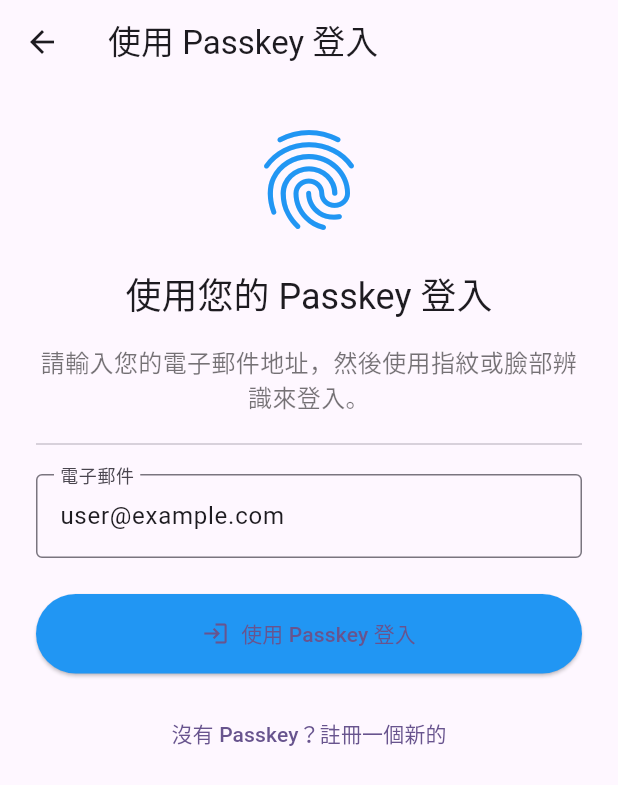
After one commit to HiDomesticCat/YummYYummY, a Flutter app: the screen it shows after launch, after a tap on "使用 Passkey 登入", on a phone screen of 412 x 824 dp. The commit adds this screen. Shown: the top 785 px of the screen. Run offline on Flutter 3.47's test engine with Material 3 defaults, Android fonts, the phone set to English and light mode, and no system bars; our stand-ins replace camera, flutter_riverpod, geolocator, permission_handler, shared_preferences; missing offline and left inert: app_device_integrity, passkeys; network calls fail.

Commit message:
finished poc demo

```diff
--- a/lib/main.dart
+++ b/lib/main.dart
@@ -2,6 +2,7 @@ import 'package:flutter/material.dart';
 import 'package:flutter_riverpod/flutter_riverpod.dart';
 import 'package:logging/logging.dart';
 import 'package:sample_capture_app/src/presentation/screens/auth_screen.dart';
+import 'package:sample_capture_app/src/presentation/screens/login_screen.dart';
 
 import 'src/presentation/screens/home_page.dart';
 import 'src/presentation/screens/camera_screen.dart';
@@ -38,8 +39,9 @@ class MyApp extends StatelessWidget {
         '/': (context) => const HomePage(),
         '/camera': (context) => const CameraScreen(),
         '/result': (context) => const ResultScreen(),
-        // 【新增】註冊 Passkey 頁面的路由
+        // Passkey 註冊和登入頁面的路由
         '/auth': (context) => const AuthScreen(),
+        '/login': (context) => const LoginScreen(),
       },
     );
   }
--- a/lib/src/application/capture/capture_provider.dart
+++ b/lib/src/application/capture/capture_provider.dart
@@ -9,6 +9,7 @@ import '../../services/image_service.dart';
 import '../../services/location_service.dart';
 import '../../services/native_bridge_service.dart';
 import '../../services/passkey_service.dart';
+import '../../services/user_service.dart';
 import 'capture_provider_state.dart';
 
 class CaptureNotifier extends StateNotifier<CaptureProviderState> {
@@ -46,10 +47,14 @@ class CaptureNotifier extends StateNotifier<CaptureProviderState> {
         throw Exception('從後端收到的挑戰物件格式不正確，期望 Map<String, dynamic>。');
       }
 
+      // 獲取當前用戶的電子郵件
+      final userService = _ref.read(userServiceProvider);
+      final userEmail = userService.currentEmail ?? 'user@example.com';
+
       final authResults = await Future.wait([
-        // 使用新的 PasskeyService API
+        // 使用用戶的電子郵件進行 Passkey 驗證
         _ref.read(passkeyServiceProvider).authenticate(
-          email: 'user@example.com',  // 使用一個默認的 email，或者從應用程序狀態中獲取
+          email: userEmail,
         ),
         // AttestationService 調用
         _ref.read(attestationServiceProvider).getAttestationToken(nonce: nonce),
--- a/lib/src/presentation/screens/home_page.dart
+++ b/lib/src/presentation/screens/home_page.dart
@@ -1,15 +1,33 @@
 import 'package:flutter/material.dart';
+import 'package:flutter_riverpod/flutter_riverpod.dart';
+import '../../services/user_service.dart';
 
 /// 應用程式的入口畫面。
-class HomePage extends StatelessWidget {
+class HomePage extends ConsumerWidget {
   const HomePage({super.key});
 
   @override
-  Widget build(BuildContext context) {
+  Widget build(BuildContext context, WidgetRef ref) {
+    // 獲取用戶的身份驗證狀態
+    final userService = ref.watch(userServiceProvider);
+    final isAuthenticated = userService.isAuthenticated;
+    final userEmail = userService.currentEmail;
     return Scaffold(
       appBar: AppBar(
         title: const Text('安全數據捕獲 PoC'),
         backgroundColor: Theme.of(context).colorScheme.inversePrimary,
+        actions: [
+          if (isAuthenticated)
+            IconButton(
+              icon: const Icon(Icons.logout),
+              tooltip: '登出',
+              onPressed: () async {
+                await ref.read(userServiceProvider).logout();
+                // 強制重建 UI
+                ref.invalidate(userServiceProvider);
+              },
+            ),
+        ],
       ),
       body: Center(
         child: Column(
@@ -21,13 +39,17 @@ class HomePage extends StatelessWidget {
               color: Colors.deepPurple,
             ),
             const SizedBox(height: 20),
-            const Text(
-              '歡迎使用高可信度數據採集前端',
-              style: TextStyle(fontSize: 18),
+            Text(
+              isAuthenticated
+                  ? '歡迎回來，${userEmail ?? "用戶"}'
+                  : '歡迎使用高可信度數據採集前端',
+              style: const TextStyle(fontSize: 18),
+              textAlign: TextAlign.center,
             ),
             const SizedBox(height: 40),
 
-            // 主要功能：開始拍照捕獲
+            if (isAuthenticated) ...[
+              // 已登入用戶：顯示拍照捕獲按鈕
               ElevatedButton.icon(
                 onPressed: () {
                   Navigator.pushNamed(context, '/camera');
@@ -41,18 +63,71 @@ class HomePage extends StatelessWidget {
               ),
               const SizedBox(height: 20),
 
-            // 輔助功能：註冊新的 Passkey
+              // 顯示用戶信息
+              Card(
+                margin: const EdgeInsets.symmetric(horizontal: 30),
+                child: Padding(
+                  padding: const EdgeInsets.all(16.0),
+                  child: Column(
+                    children: [
+                      const Text(
+                        '您的 Passkey 已同步',
+                        style: TextStyle(
+                          fontSize: 16,
+                          fontWeight: FontWeight.bold,
+                        ),
+                      ),
+                      const SizedBox(height: 8),
+                      Text(
+                        '您可以在任何設備上使用 $userEmail 登入並使用此應用程序。',
+                        textAlign: TextAlign.center,
+                        style: const TextStyle(fontSize: 14),
+                      ),
+                    ],
+                  ),
+                ),
+              ),
+            ] else ...[
+              // 未登入用戶：顯示登入和註冊按鈕
+              ElevatedButton.icon(
+                onPressed: () {
+                  Navigator.pushNamed(context, '/login');
+                },
+                icon: const Icon(Icons.login),
+                label: const Text('使用 Passkey 登入'),
+                style: ElevatedButton.styleFrom(
+                  padding: const EdgeInsets.symmetric(horizontal: 30, vertical: 15),
+                  textStyle: const TextStyle(fontSize: 16),
+                  backgroundColor: Colors.blue,
+                ),
+              ),
+              const SizedBox(height: 20),
+
               ElevatedButton.icon(
                 onPressed: () {
                   Navigator.pushNamed(context, '/auth');
                 },
                 icon: const Icon(Icons.fingerprint),
-              label: const Text('註冊 Passkey'),
+                label: const Text('註冊新的 Passkey'),
                 style: ElevatedButton.styleFrom(
                   backgroundColor: Colors.green,
                   padding: const EdgeInsets.symmetric(horizontal: 30, vertical: 15),
                 ),
               ),
+
+              const SizedBox(height: 30),
+              const Padding(
+                padding: EdgeInsets.symmetric(horizontal: 30),
+                child: Text(
+                  '註冊或登入後，您可以在任何設備上使用 Passkey 來驗證和上傳照片數據。',
+                  textAlign: TextAlign.center,
+                  style: TextStyle(
+                    fontSize: 14,
+                    color: Colors.grey,
+                  ),
+                ),
+              ),
+            ],
           ],
         ),
       ),
--- /dev/null
+++ b/lib/src/presentation/screens/login_screen.dart
@@ -0,0 +1,154 @@
+import 'package:flutter/material.dart';
+import 'package:flutter_riverpod/flutter_riverpod.dart';
+import '../../services/passkey_service.dart';
+import '../../services/user_service.dart';
+import '../../services/api_service.dart';
+
+/// Passkey 登入畫面
+class LoginScreen extends ConsumerStatefulWidget {
+  const LoginScreen({super.key});
+
+  @override
+  ConsumerState<LoginScreen> createState() => _LoginScreenState();
+}
+
+class _LoginScreenState extends ConsumerState<LoginScreen> {
+  final _emailController = TextEditingController(text: 'user@example.com');
+  final _formKey = GlobalKey<FormState>();
+  bool _isLoading = false;
+  String? _errorMessage;
+
+  @override
+  void dispose() {
+    _emailController.dispose();
+    super.dispose();
+  }
+
+  /// 處理 Passkey 登入的完整流程
+  Future<void> _handleLogin() async {
+    if (!_formKey.currentState!.validate()) {
+      return;
+    }
+    setState(() {
+      _isLoading = true;
+      _errorMessage = null;
+    });
+
+    final messenger = ScaffoldMessenger.of(context);
+    final navigator = Navigator.of(context);
+    final email = _emailController.text.trim();
+
+    try {
+      // 步驟 1: 向後端請求登入挑戰
+      messenger.showSnackBar(const SnackBar(content: Text('正在準備登入...')));
+      final loginChallenge = await ref.read(apiServiceProvider).initiateLogin(email);
+
+      // 步驟 2: 使用 Passkey 進行身份驗證
+      messenger.showSnackBar(const SnackBar(content: Text('請依照系統提示完成驗證...')));
+      final authResponse = await ref
+          .read(passkeyServiceProvider)
+          .authenticate(email: email, loginChallenge: loginChallenge);
+
+      // 步驟 3: 將身份驗證結果發送到後端驗證
+      final loginResult = await ref.read(apiServiceProvider).completeLogin(authResponse);
+
+      // 步驟 4: 將身份驗證結果保存到用戶服務
+      await ref.read(userServiceProvider).setCurrentUser(
+        email: email,
+        authResponse: authResponse,
+      );
+
+      messenger.showSnackBar(const SnackBar(
+        content: Text('🎉 Passkey 登入成功！'),
+        backgroundColor: Colors.green,
+      ));
+
+      // 登入成功後返回首頁
+      navigator.pushNamedAndRemoveUntil('/', (route) => false);
+
+    } catch (e) {
+      setState(() {
+        _errorMessage = e.toString();
+      });
+    } finally {
+      if (mounted) {
+        setState(() => _isLoading = false);
+      }
+    }
+  }
+
+  @override
+  Widget build(BuildContext context) {
+    return Scaffold(
+      appBar: AppBar(title: const Text('使用 Passkey 登入')),
+      body: SingleChildScrollView(
+        padding: const EdgeInsets.all(24.0),
+        child: Form(
+          key: _formKey,
+          child: Column(
+            crossAxisAlignment: CrossAxisAlignment.stretch,
+            children: [
+              const Icon(Icons.fingerprint, size: 80, color: Colors.blue),
+              const SizedBox(height: 20),
+              Text('使用您的 Passkey 登入',
+                textAlign: TextAlign.center,
+                style: Theme.of(context).textTheme.headlineSmall
+              ),
+              const SizedBox(height: 16),
+              const Text(
+                '請輸入您的電子郵件地址，然後使用指紋或臉部辨識來登入。',
+                textAlign: TextAlign.center,
+                style: TextStyle(fontSize: 16, color: Colors.black54),
+              ),
+              const Divider(height: 40),
+
+              TextFormField(
+                controller: _emailController,
+                decoration: const InputDecoration(
+                  labelText: '電子郵件',
+                  border: OutlineInputBorder(),
+                  hintText: 'user@example.com',
+                ),
+                keyboardType: TextInputType.emailAddress,
+                validator: (value) => (value == null || !value.contains('@'))
+                  ? '請輸入有效的電子郵件地址'
+                  : null,
+              ),
+              const SizedBox(height: 24),
+
+              if (_errorMessage != null)
+                Padding(
+                  padding: const EdgeInsets.only(bottom: 16),
+                  child: Text(
+                    _errorMessage!,
+                    style: const TextStyle(color: Colors.red),
+                    textAlign: TextAlign.center,
+                  ),
+                ),
+
+              ElevatedButton.icon(
+                style: ElevatedButton.styleFrom(
+                  padding: const EdgeInsets.symmetric(vertical: 16),
+                  backgroundColor: Colors.blue,
+                ),
+                onPressed: _isLoading ? null : _handleLogin,
+                icon: _isLoading
+                  ? const SizedBox.shrink()
+                  : const Icon(Icons.login),
+                label: _isLoading
+                    ? const CircularProgressIndicator(color: Colors.white)
+                    : const Text('使用 Passkey 登入'),
+              ),
+
+              const SizedBox(height: 16),
+              TextButton(
+                onPressed: () => Navigator.pushNamed(context, '/auth'),
+                child: const Text('沒有 Passkey？註冊一個新的'),
+              ),
+            ],
+          ),
+        ),
+      ),
+    );
+  }
+}
--- a/lib/src/presentation/screens/result_screen.dart
+++ b/lib/src/presentation/screens/result_screen.dart
@@ -1,7 +1,6 @@
 import 'package:flutter/material.dart';
 import 'package:flutter_riverpod/flutter_riverpod.dart';
 import '../../application/capture/capture_provider.dart';
-import '../../data/capture_data.dart';
 
 /// 結果畫面，用於展示成功捕獲並經過驗證的數據。
 ///
--- /dev/null
+++ b/lib/src/services/user_service.dart
@@ -0,0 +1,87 @@
+import 'package:flutter_riverpod/flutter_riverpod.dart';
+import 'package:logging/logging.dart';
+import 'package:shared_preferences/shared_preferences.dart';
+
+/// 用戶服務，負責管理用戶的身份驗證狀態和信息
+class UserService {
+  static final _logger = Logger('UserService');
+
+  // 用戶信息的鍵
+  static const _keyEmail = 'user_email';
+  static const _keyIsAuthenticated = 'user_is_authenticated';
+
+  // 內存中的用戶狀態
+  String? _currentEmail;
+  bool _isAuthenticated = false;
+
+  /// 初始化用戶服務，從持久化存儲中加載用戶狀態
+  Future<void> initialize() async {
+    try {
+      final prefs = await SharedPreferences.getInstance();
+      _currentEmail = prefs.getString(_keyEmail);
+      _isAuthenticated = prefs.getBool(_keyIsAuthenticated) ?? false;
+
+      _logger.info('[UserService] 初始化完成，用戶狀態: ${isAuthenticated ? '已登入' : '未登入'}');
+    } catch (e) {
+      _logger.warning('[UserService] 初始化失敗: $e');
+      _isAuthenticated = false;
+      _currentEmail = null;
+    }
+  }
+
+  /// 獲取當前用戶的電子郵件
+  String? get currentEmail => _currentEmail;
+
+  /// 檢查用戶是否已經通過身份驗證
+  bool get isAuthenticated => _isAuthenticated;
+
+  /// 設置當前用戶並更新身份驗證狀態
+  ///
+  /// @param email 用戶的電子郵件
+  /// @param authResponse Passkey 身份驗證的響應
+  Future<void> setCurrentUser({
+    required String email,
+    required dynamic authResponse,
+  }) async {
+    try {
+      _currentEmail = email;
+      _isAuthenticated = true;
+
+      // 保存到持久化存儲
+      final prefs = await SharedPreferences.getInstance();
+      await prefs.setString(_keyEmail, email);
+      await prefs.setBool(_keyIsAuthenticated, true);
+
+      _logger.info('[UserService] 用戶 $email 已成功登入');
+    } catch (e) {
+      _logger.severe('[UserService] 設置用戶失敗: $e');
+      rethrow;
+    }
+  }
+
+  /// 登出當前用戶
+  Future<void> logout() async {
+    try {
+      _currentEmail = null;
+      _isAuthenticated = false;
+
+      // 從持久化存儲中移除
+      final prefs = await SharedPreferences.getInstance();
+      await prefs.remove(_keyEmail);
+      await prefs.setBool(_keyIsAuthenticated, false);
+
+      _logger.info('[UserService] 用戶已登出');
+    } catch (e) {
+      _logger.warning('[UserService] 登出失敗: $e');
+      rethrow;
+    }
+  }
+}
+
+/// 全域的 UserService Provider
+final userServiceProvider = Provider<UserService>((ref) {
+  final service = UserService();
+  // 初始化服務（非同步操作）
+  Future.microtask(() => service.initialize());
+  return service;
+});
--- a/pubspec.yaml
+++ b/pubspec.yaml
@@ -38,6 +38,9 @@ dependencies:
   # Logging
   logging: ^1.2.0
 
+  # Local Storage
+  shared_preferences: ^2.2.2
+
   # Icons
   cupertino_icons: ^1.0.6
 
```
Also changed, not shown: lib/src/presentation/screens/auth_screen.dart (+21 -9 lines), lib/src/presentation/screens/camera_screen.dart (+53 -12 lines), lib/src/services/api_service.dart (+52 -2 lines), lib/src/services/passkey_service.dart (+107 -4 lines), pubspec.lock, 4 other files. Lines whose indentation alone changed are shown as unchanged.
